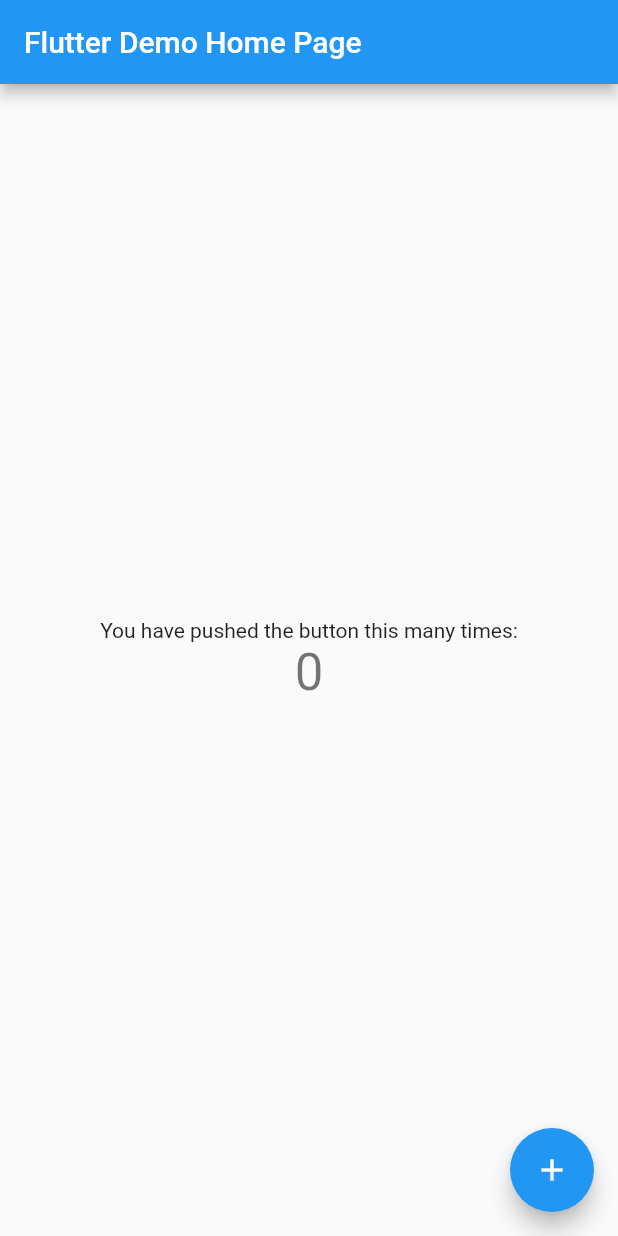
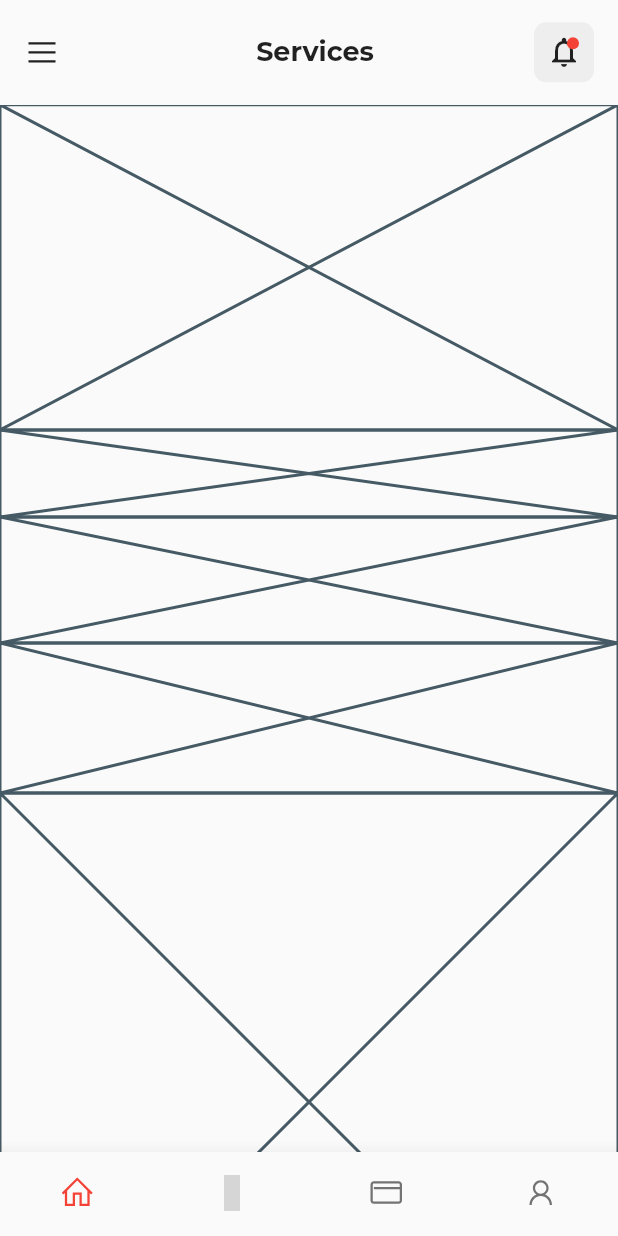
Before and after one commit to jyryuitpro/finance, a Flutter app: the screen it shows after launch, on a phone screen of 412 x 824 dp. Run offline on Flutter 3.47's test engine with Material 2 defaults, Android fonts, the phone set to English and light mode, and no system bars; our stand-ins replace get, google_fonts, line_icons; grey boxes are pictures that could not be loaded.

Commit message:
Finance App Part 1

```diff
--- a/lib/main.dart
+++ b/lib/main.dart
@@ -1,115 +1,21 @@
+import 'package:finance/screens/finance_main_page.dart';
 import 'package:flutter/material.dart';
+import 'package:get/get.dart';
 
 void main() {
-  runApp(const MyApp());
+  runApp(const FinanceApp());
 }
 
-class MyApp extends StatelessWidget {
-  const MyApp({Key? key}) : super(key: key);
+class FinanceApp extends StatelessWidget {
+  const FinanceApp({Key? key}) : super(key: key);
 
-  // This widget is the root of your application.
   @override
   Widget build(BuildContext context) {
-    return MaterialApp(
-      title: 'Flutter Demo',
-      theme: ThemeData(
-        // This is the theme of your application.
-        //
-        // Try running your application with "flutter run". You'll see the
-        // application has a blue toolbar. Then, without quitting the app, try
-        // changing the primarySwatch below to Colors.green and then invoke
-        // "hot reload" (press "r" in the console where you ran "flutter run",
-        // or simply save your changes to "hot reload" in a Flutter IDE).
-        // Notice that the counter didn't reset back to zero; the application
-        // is not restarted.
-        primarySwatch: Colors.blue,
-      ),
-      home: const MyHomePage(title: 'Flutter Demo Home Page'),
+    return GetMaterialApp(
+      debugShowCheckedModeBanner: false,
+      routes: {
+        "/": (context) => FinanceMainPage(),
+      },
     );
   }
 }
-
-class MyHomePage extends StatefulWidget {
-  const MyHomePage({Key? key, required this.title}) : super(key: key);
-
-  // This widget is the home page of your application. It is stateful, meaning
-  // that it has a State object (defined below) that contains fields that affect
-  // how it looks.
-
-  // This class is the configuration for the state. It holds the values (in this
-  // case the title) provided by the parent (in this case the App widget) and
-  // used by the build method of the State. Fields in a Widget subclass are
-  // always marked "final".
-
-  final String title;
-
-  @override
-  State<MyHomePage> createState() => _MyHomePageState();
-}
-
-class _MyHomePageState extends State<MyHomePage> {
-  int _counter = 0;
-
-  void _incrementCounter() {
-    setState(() {
-      // This call to setState tells the Flutter framework that something has
-      // changed in this State, which causes it to rerun the build method below
-      // so that the display can reflect the updated values. If we changed
-      // _counter without calling setState(), then the build method would not be
-      // called again, and so nothing would appear to happen.
-      _counter++;
-    });
-  }
-
-  @override
-  Widget build(BuildContext context) {
-    // This method is rerun every time setState is called, for instance as done
-    // by the _incrementCounter method above.
-    //
-    // The Flutter framework has been optimized to make rerunning build methods
-    // fast, so that you can just rebuild anything that needs updating rather
-    // than having to individually change instances of widgets.
-    return Scaffold(
-      appBar: AppBar(
-        // Here we take the value from the MyHomePage object that was created by
-        // the App.build method, and use it to set our appbar title.
-        title: Text(widget.title),
-      ),
-      body: Center(
-        // Center is a layout widget. It takes a single child and positions it
-        // in the middle of the parent.
-        child: Column(
-          // Column is also a layout widget. It takes a list of children and
-          // arranges them vertically. By default, it sizes itself to fit its
-          // children horizontally, and tries to be as tall as its parent.
-          //
-          // Invoke "debug painting" (press "p" in the console, choose the
-          // "Toggle Debug Paint" action from the Flutter Inspector in Android
-          // Studio, or the "Toggle Debug Paint" command in Visual Studio Code)
-          // to see the wireframe for each widget.
-          //
-          // Column has various properties to control how it sizes itself and
-          // how it positions its children. Here we use mainAxisAlignment to
-          // center the children vertically; the main axis here is the vertical
-          // axis because Columns are vertical (the cross axis would be
-          // horizontal).
-          mainAxisAlignment: MainAxisAlignment.center,
-          children: <Widget>[
-            const Text(
-              'You have pushed the button this many times:',
-            ),
-            Text(
-              '$_counter',
-              style: Theme.of(context).textTheme.headline4,
-            ),
-          ],
-        ),
-      ),
-      floatingActionButton: FloatingActionButton(
-        onPressed: _incrementCounter,
-        tooltip: 'Increment',
-        child: const Icon(Icons.add),
-      ), // This trailing comma makes auto-formatting nicer for build methods.
-    );
-  }
-}
--- /dev/null
+++ b/lib/screens/finance_main_page.dart
@@ -0,0 +1,122 @@
+import 'package:flutter/material.dart';
+import 'package:google_fonts/google_fonts.dart';
+import 'package:line_icons/line_icons.dart';
+
+class FinanceMainPage extends StatefulWidget {
+  const FinanceMainPage({Key? key}) : super(key: key);
+
+  @override
+  _FinanceMainPageState createState() => _FinanceMainPageState();
+}
+
+class _FinanceMainPageState extends State<FinanceMainPage> {
+  int _tabIndex = 0;
+  @override
+  Widget build(BuildContext context) {
+    return Scaffold(
+      body: SafeArea(
+        child: Column(
+          children: [
+            Expanded(
+              flex: 1,
+              child: Padding(
+                padding: const EdgeInsets.symmetric(horizontal: 16.0),
+                child: Row(
+                  mainAxisAlignment: MainAxisAlignment.spaceBetween,
+                  children: [
+                    IconButton(
+                      onPressed: () {},
+                      icon: Icon(LineIcons.bars),
+                      alignment: Alignment.centerLeft,
+                      padding: EdgeInsets.zero,
+                    ),
+                    Text(
+                      'Services',
+                      style: GoogleFonts.montserrat(
+                        fontWeight: FontWeight.bold,
+                        fontSize: 18,
+                      ),
+                    ),
+                    Container(
+                      height: 40,
+                      width: 40,
+                      decoration: BoxDecoration(
+                        color: Colors.grey[200],
+                        borderRadius: BorderRadius.circular(8.0),
+                      ),
+                      child: Stack(
+                        children: [
+                          Center(
+                            child: Icon(
+                              Icons.notifications_none,
+                            ),
+                          ),
+                          Positioned(
+                            right: 10,
+                            top: 10,
+                            child: CircleAvatar(
+                              radius: 4,
+                              backgroundColor: Colors.red,
+                            ),
+                          ),
+                        ],
+                      ),
+                    ),
+                  ],
+                ),
+              ),
+            ),
+            Expanded(
+              flex: 10,
+              child: SingleChildScrollView(
+                child: Column(
+                  children: [
+                    SizedBox(
+                      height: MediaQuery.of(context).size.height / 3.8,
+                      child: Placeholder(),
+                    ),
+                    SizedBox(
+                      height: 58,
+                      child: Placeholder(),
+                    ),
+                    SizedBox(
+                      height: 84,
+                      child: Placeholder(),
+                    ),
+                    SizedBox(
+                      height: 100,
+                      child: Placeholder(),
+                    ),
+                    SizedBox(
+                      height: MediaQuery.of(context).size.height / 2,
+                      child: Placeholder(),
+                    ),
+                  ],
+                ),
+              ),
+            ),
+          ],
+        ),
+      ),
+      bottomNavigationBar: BottomNavigationBar(
+        elevation: 10,
+        showSelectedLabels: false,
+        showUnselectedLabels: false,
+        type: BottomNavigationBarType.fixed,
+        currentIndex: _tabIndex,
+        selectedItemColor: Colors.red,
+        onTap: (index) {
+          setState(() {
+            _tabIndex = index;
+          });
+        },
+        items: [
+          BottomNavigationBarItem(icon: Icon(LineIcons.home), label: ''),
+          BottomNavigationBarItem(icon: Icon(LineIcons.barChart), label: ''),
+          BottomNavigationBarItem(icon: Icon(LineIcons.creditCard), label: ''),
+          BottomNavigationBarItem(icon: Icon(LineIcons.user), label: ''),
+        ],
+      ),
+    );
+  }
+}
--- a/pubspec.yaml
+++ b/pubspec.yaml
@@ -34,6 +34,10 @@ dependencies:
   # The following adds the Cupertino Icons font to your application.
   # Use with the CupertinoIcons class for iOS style icons.
   cupertino_icons: ^1.0.2
+  line_icons: ^2.0.1
+  get: ^4.5.1
+  google_fonts: ^2.1.0
+  badges: ^2.0.2
 
 dev_dependencies:
   flutter_test:
```
Also changed, not shown: pubspec.lock, 6 other files.
